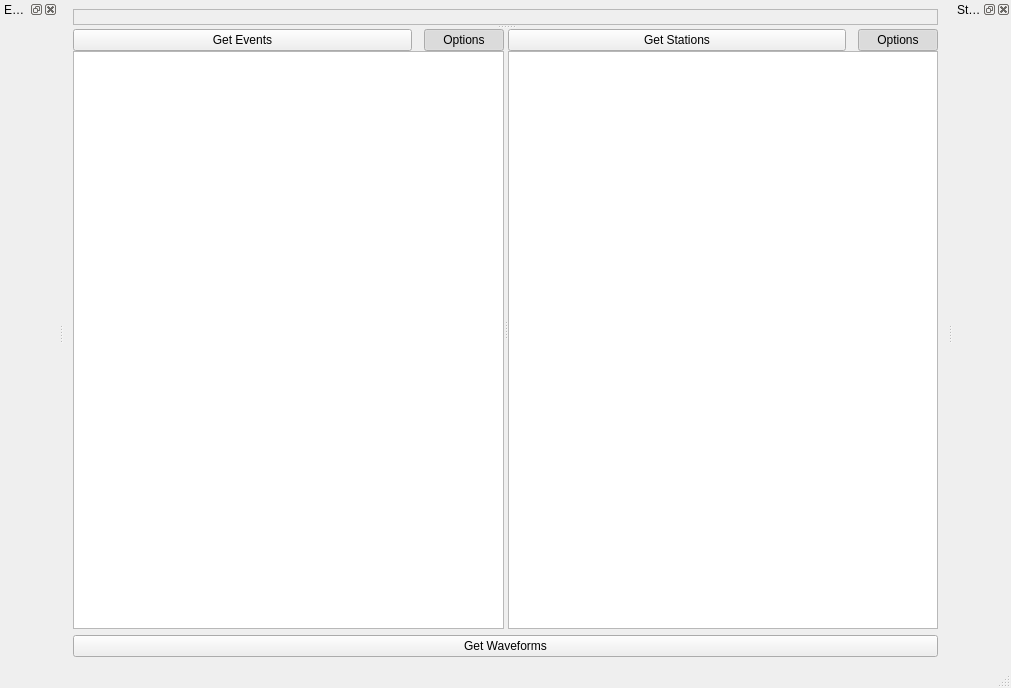
The window that pyweed/gui/uic/MainWindow.ui (iris-edu/pyweed) describes before a commit, drawn with Qt 5.
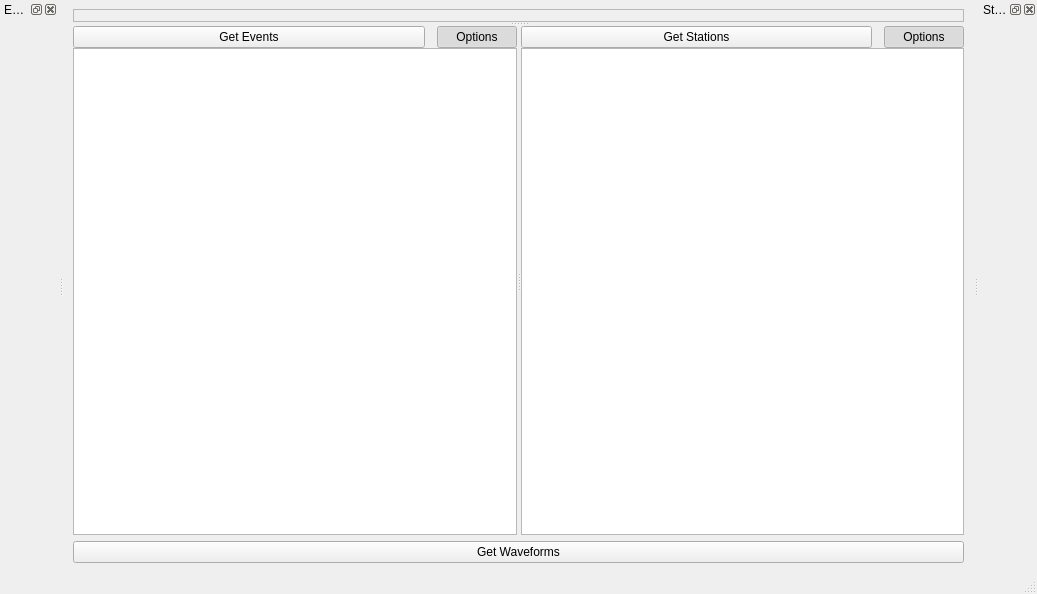
The same window after the commit. Custom widgets are drawn as their Qt base class.

Commit message: More work on the waveform download dialog buttons

```diff
--- a/pyweed/gui/uic/MainWindow.ui
+++ b/pyweed/gui/uic/MainWindow.ui
@@ -6,8 +6,8 @@
    <rect>
     <x>0</x>
     <y>0</y>
-    <width>1011</width>
-    <height>688</height>
+    <width>1037</width>
+    <height>594</height>
    </rect>
   </property>
   <property name="windowTitle">
```
The commit also changes 4 other files.
